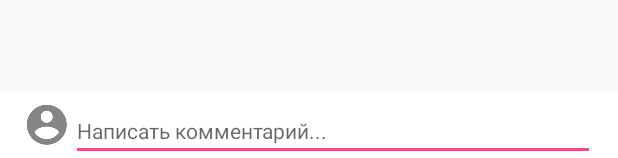
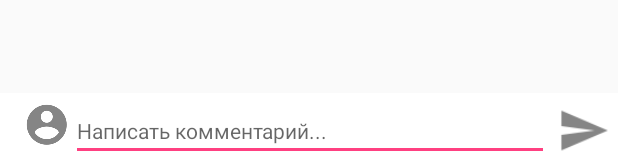
Before and after one commit to BESTHACK-FasterThanLight/TaskManager, an Android app: the layout activity_task.xml on its own in the app's theme, with its tools: preview values and no code run, on a phone screen of 412 x 824 dp. Shown: the part 1075-1233 px from the top of the screen. Run offline under Robolectric (Android 15) with nearby library versions, the phone set to English and light mode, and no system bars.

Commit message:
Add button 'push message' in activity task

```diff
--- a/app/src/main/res/layout/activity_task.xml
+++ b/app/src/main/res/layout/activity_task.xml
@@ -194,7 +194,7 @@
         android:background="@android:color/background_light"
         android:orientation="horizontal"
         android:paddingLeft="15dp"
-        android:paddingRight="15dp"
+        android:paddingRight="5dp"
         android:paddingTop="5dp">
 
         <ImageView
@@ -212,6 +212,13 @@
             android:hint="Написать комментарий..."
             android:inputType="textMultiLine"
             android:textSize="14dp" />
+
+        <Button
+            android:id="@+id/button2"
+            android:layout_width="35dp"
+            android:layout_height="35dp"
+            android:layout_marginLeft="5dp"
+            android:background="@drawable/ic_message" />
     </LinearLayout>
 
 </RelativeLayout>
```
Also changed, not shown: app/src/main/res/drawable-hdpi/ic_message.png (added), app/src/main/res/drawable-mdpi/ic_message.png (added), app/src/main/res/drawable-xhdpi/ic_message.png (added), app/src/main/res/drawable-xxhdpi/ic_message.png (added).
